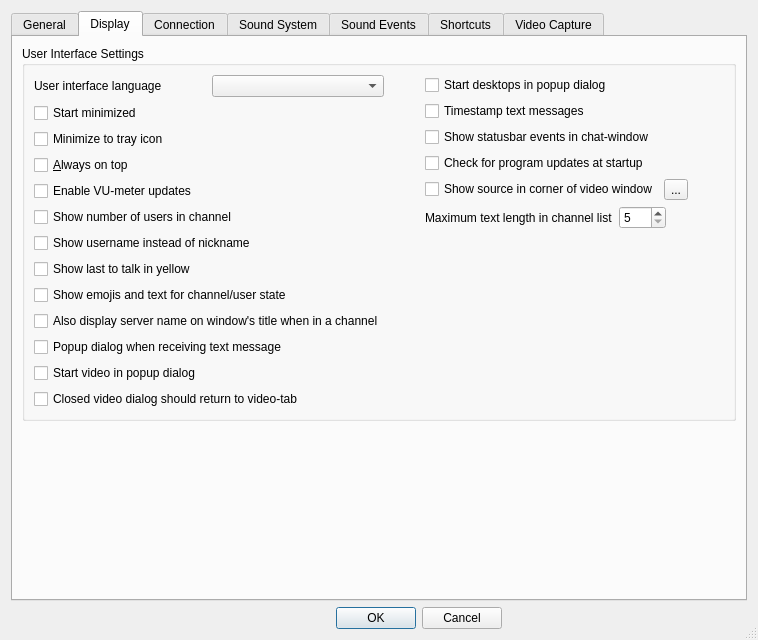
First picture: the form in Client/qtTeamTalk/preferences.ui, repository BearWare/TeamTalk5, before the edit.
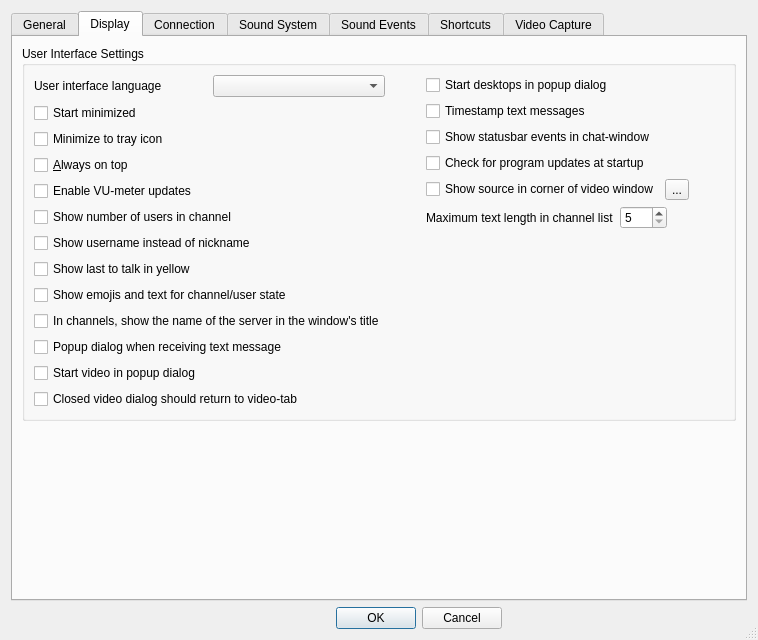
Second picture: the form after the edit. The open tabs and pages were chosen to show the change. Icons and pictures are not drawn.

What changed in the file:
```diff
--- a/Client/qtTeamTalk/preferences.ui
+++ b/Client/qtTeamTalk/preferences.ui
@@ -439,7 +439,7 @@
             <item>
              <widget class="QCheckBox" name="ServnameChkBox">
               <property name="text">
-               <string>Also display server name on window's title when in a channel</string>
+               <string>In channels, show the name of the server in the window's title</string>
               </property>
              </widget>
             </item>
```
